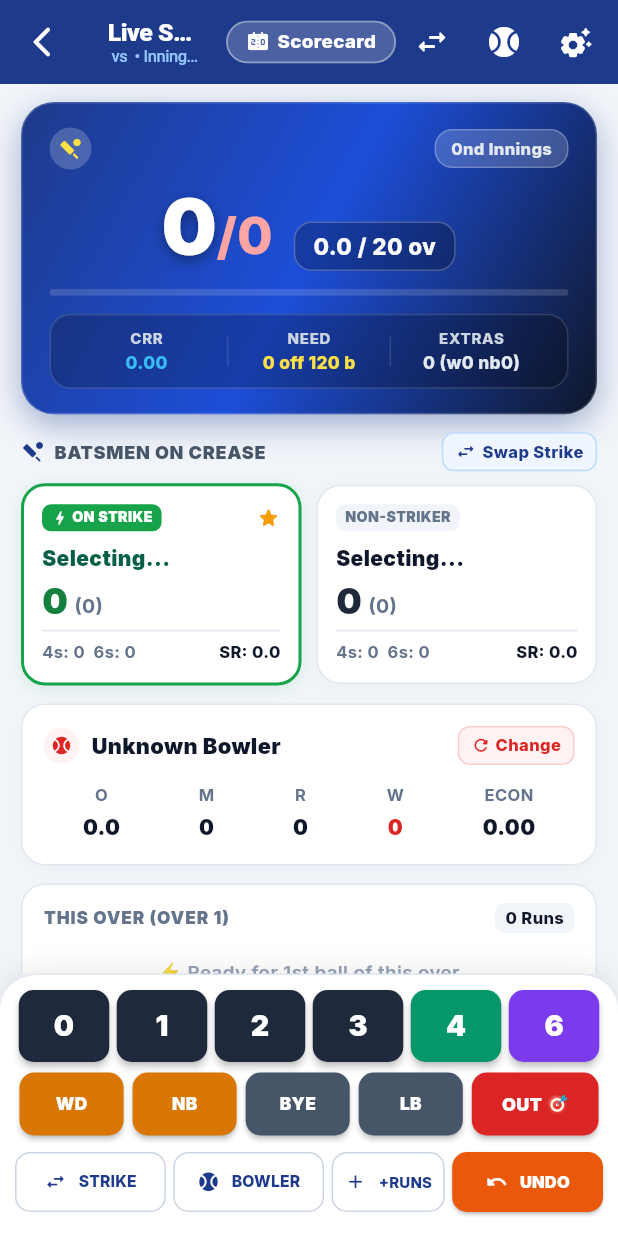
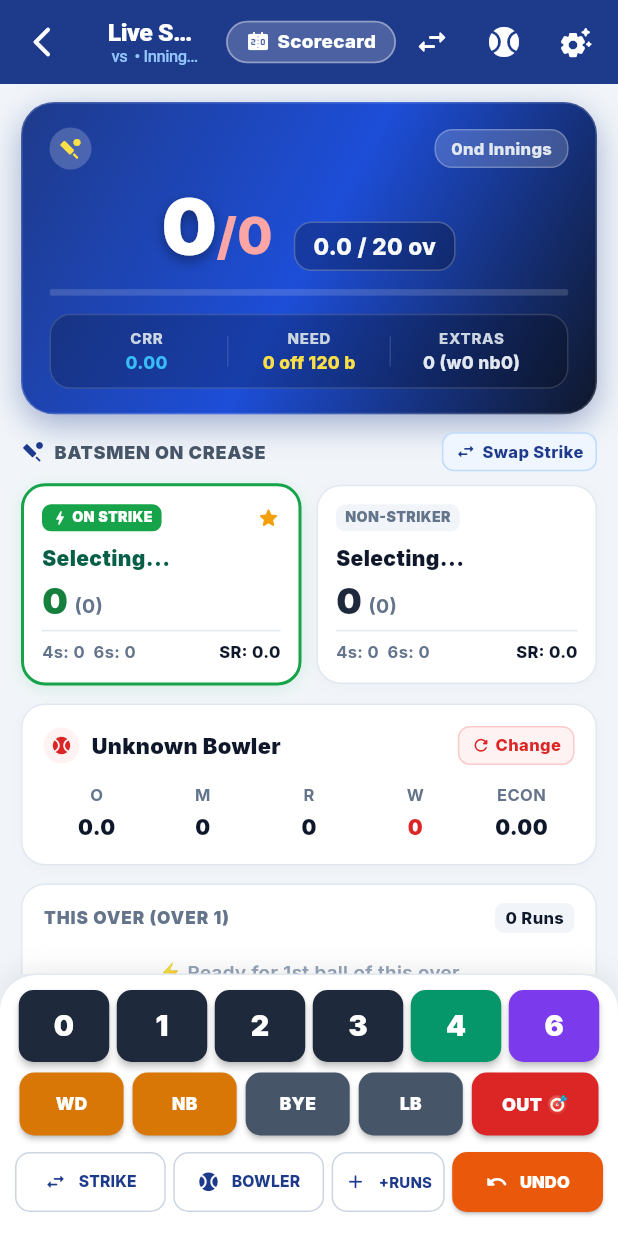
Before and after one commit to rajeshkinjarapu/cricket_borigivalasa, a Flutter app: the _LiveScorerEngine screen opened directly with empty values, on a phone screen of 412 x 824 dp. Run offline on Flutter 3.47's test engine with Material 3 defaults, Android fonts, the phone set to English and light mode, and no system bars; our stand-ins replace cloud_firestore, firebase_auth, firebase_core, firebase_storage, fl_chart, flutter_riverpod and 3 more; accounts and stored records are empty.

Commit message:
fix(scoring): resolve duplicate matchRepositoryProvider import and prevent bowler stats overflow

```diff
--- a/lib/features/matches/presentation/screens/match_form_screen.dart
+++ b/lib/features/matches/presentation/screens/match_form_screen.dart
@@ -5,7 +5,7 @@ import 'package:intl/intl.dart';
 
 import '../../../../core/constants/cricket_enums.dart';
 import '../../../tournaments/data/models/tournament.dart';
-import '../../../tournaments/presentation/providers/tournament_providers.dart';
+import '../../../tournaments/presentation/providers/tournament_providers.dart' hide matchRepositoryProvider;
 import '../../../teams/data/models/team.dart';
 import '../../../teams/presentation/providers/team_providers.dart';
 import '../../data/models/match.dart';
--- a/lib/features/scoring/presentation/screens/live_scorer_screen.dart
+++ b/lib/features/scoring/presentation/screens/live_scorer_screen.dart
@@ -1090,13 +1090,12 @@ class _LiveScorerEngineState extends ConsumerState<_LiveScorerEngine> {
 
           // Bowler Spell Stats Table
           Row(
-            mainAxisAlignment: MainAxisAlignment.spaceAround,
             children: [
-              _buildBowlerStatCol('O', oversText),
-              _buildBowlerStatCol('M', '${bowler?.maidens ?? 0}'),
-              _buildBowlerStatCol('R', '${bowler?.runs ?? 0}'),
-              _buildBowlerStatCol('W', '${bowler?.wickets ?? 0}', isWicket: true),
-              _buildBowlerStatCol('ECON', econ),
+              Expanded(child: _buildBowlerStatCol('O', oversText)),
+              Expanded(child: _buildBowlerStatCol('M', '${bowler?.maidens ?? 0}')),
+              Expanded(child: _buildBowlerStatCol('R', '${bowler?.runs ?? 0}')),
+              Expanded(child: _buildBowlerStatCol('W', '${bowler?.wickets ?? 0}', isWicket: true)),
+              Expanded(child: _buildBowlerStatCol('ECON', econ)),
             ],
           ),
         ],
@@ -1106,15 +1105,19 @@ class _LiveScorerEngineState extends ConsumerState<_LiveScorerEngine> {
 
   Widget _buildBowlerStatCol(String title, String val, {bool isWicket = false}) {
     return Column(
+      mainAxisSize: MainAxisSize.min,
       children: [
         Text(title, style: const TextStyle(fontSize: 11, fontWeight: FontWeight.w700, color: Color(0xFF64748B))),
         const SizedBox(height: 4),
-        Text(
-          val,
-          style: TextStyle(
-            fontSize: 14,
-            fontWeight: FontWeight.w900,
-            color: isWicket ? const Color(0xFFDC2626) : const Color(0xFF0F172A),
+        FittedBox(
+          fit: BoxFit.scaleDown,
+          child: Text(
+            val,
+            style: TextStyle(
+              fontSize: 14,
+              fontWeight: FontWeight.w900,
+              color: isWicket ? const Color(0xFFDC2626) : const Color(0xFF0F172A),
+            ),
           ),
         ),
       ],
```
